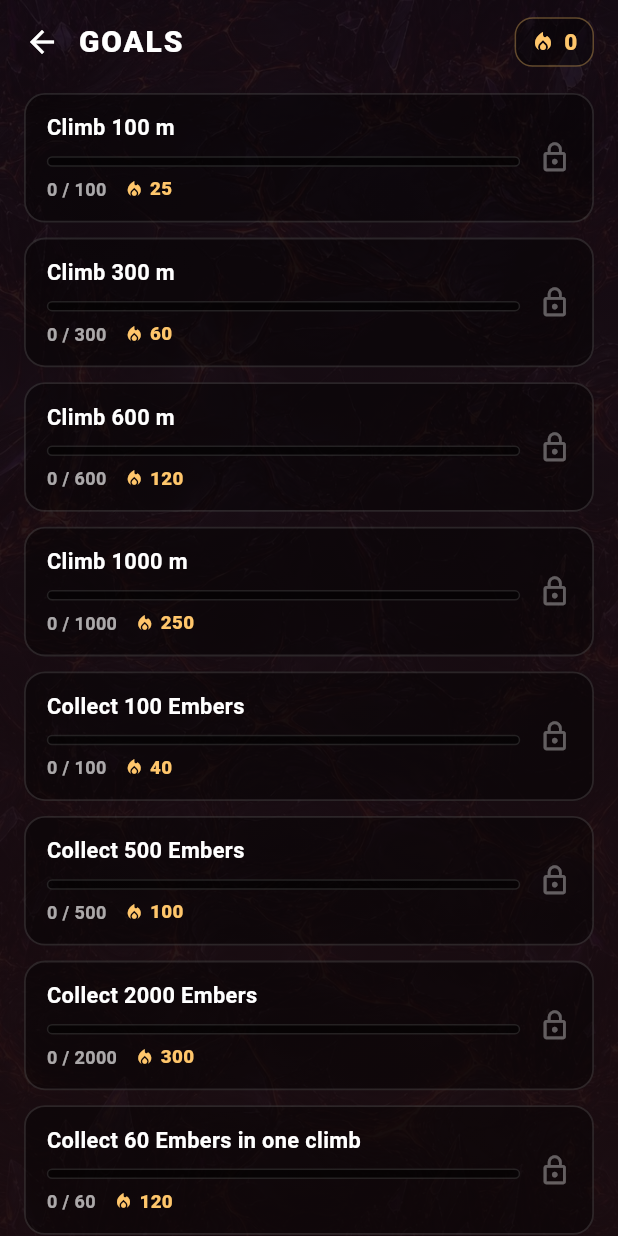
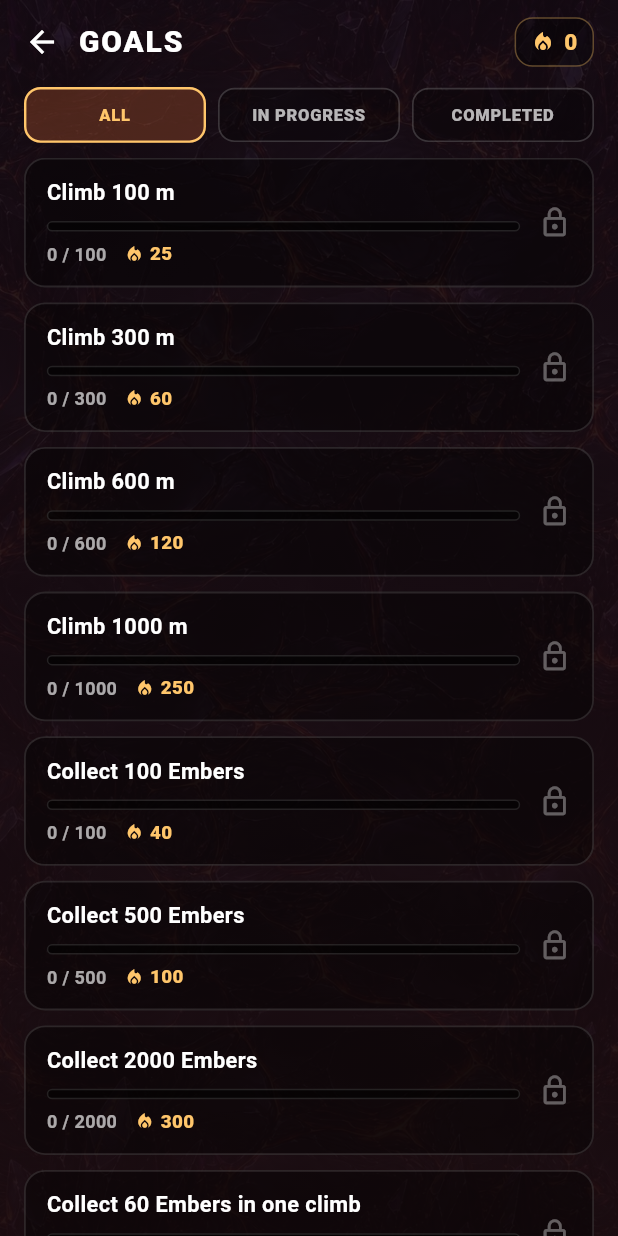
Before and after one commit to PashaKatsikov/PyrofallRidge, a Flutter app: the GoalsScreen screen opened directly, on a phone screen of 412 x 824 dp. Run offline on Flutter 3.47's test engine with Material 3 defaults, Android fonts, the phone set to English and light mode, and no system bars; our stand-ins replace audioplayers, image_picker, shared_preferences, webview_flutter; accounts and stored records are empty; statements that could not run were skipped.

Commit message:
Add All/In Progress/Completed filter to Goals screen, bump version to 1.0.3+4
Ten-plus goals in one flat list made it hard to spot what's actually
claimable; filtering by status lets the player jump straight to what
matters.

Co-authored-by: Cursor <cursoragent@cursor.com>

```diff
--- a/lib/screens/goals_screen.dart
+++ b/lib/screens/goals_screen.dart
@@ -10,11 +10,35 @@ import '../widgets/atlas_icon.dart';
 import '../widgets/menu_scaffold.dart';
 import '../widgets/progress_badges.dart';
 
+/// Which subset of [GoalCatalog.all] the player wants to see.
+enum _GoalFilter {
+  all('ALL'),
+  inProgress('IN PROGRESS'),
+  completed('COMPLETED');
+
+  const _GoalFilter(this.label);
+
+  final String label;
+
+  bool matches(bool claimed) => switch (this) {
+        _GoalFilter.all => true,
+        _GoalFilter.inProgress => !claimed,
+        _GoalFilter.completed => claimed,
+      };
+}
+
 /// The long-term objectives that give the climb a point beyond the score:
 /// each one tracks a statistic the game already records and pays out Embers
 /// once, when the player claims it.
-class GoalsScreen extends StatelessWidget {
+class GoalsScreen extends StatefulWidget {
   const GoalsScreen({super.key});
+
+  @override
+  State<GoalsScreen> createState() => _GoalsScreenState();
+}
+
+class _GoalsScreenState extends State<GoalsScreen> {
+  _GoalFilter _filter = _GoalFilter.all;
 
   @override
   Widget build(BuildContext context) {
@@ -25,12 +49,38 @@ class GoalsScreen extends StatelessWidget {
         animation: ProgressService.instance,
         builder: (context, _) {
           final ProgressService progress = ProgressService.instance;
-          return ListView.separated(
-            padding: const EdgeInsets.fromLTRB(16, 6, 16, 24),
-            itemCount: GoalCatalog.all.length,
+          final List<GoalDefinition> filtered = GoalCatalog.all
+              .where((goal) => _filter.matches(progress.isGoalClaimed(goal)))
+              .toList();
+          return Column(
+            children: [
+              Padding(
+                padding: const EdgeInsets.fromLTRB(16, 2, 16, 10),
+                child: Row(
+                  children: [
+                    for (int i = 0; i < _GoalFilter.values.length; i++) ...[
+                      if (i > 0) const SizedBox(width: 8),
+                      Expanded(
+                        child: _FilterChip(
+                          label: _GoalFilter.values[i].label,
+                          selected: _filter == _GoalFilter.values[i],
+                          onTap: () => setState(
+                              () => _filter = _GoalFilter.values[i]),
+                        ),
+                      ),
+                    ],
+                  ],
+                ),
+              ),
+              Expanded(
+                child: filtered.isEmpty
+                    ? _EmptyFilterHint(filter: _filter)
+                    : ListView.separated(
+                        padding: const EdgeInsets.fromLTRB(16, 0, 16, 24),
+                        itemCount: filtered.length,
                         separatorBuilder: (_, _) => const SizedBox(height: 10),
                         itemBuilder: (context, index) {
-              final GoalDefinition goal = GoalCatalog.all[index];
+                          final GoalDefinition goal = filtered[index];
                           return _GoalCard(
                             goal: goal,
                             current: progress.progressFor(goal),
@@ -49,8 +99,96 @@ class GoalsScreen extends StatelessWidget {
                             },
                           );
                         },
+                      ),
+              ),
+            ],
           );
         },
+      ),
+    );
+  }
+}
+
+/// One "ALL / IN PROGRESS / COMPLETED" pill. Matches the look of the choice
+/// chips on the Settings screen so filtering reads as the same kind of
+/// control everywhere in the game.
+class _FilterChip extends StatelessWidget {
+  const _FilterChip({
+    required this.label,
+    required this.selected,
+    required this.onTap,
+  });
+
+  final String label;
+  final bool selected;
+  final VoidCallback onTap;
+
+  @override
+  Widget build(BuildContext context) {
+    return Material(
+      color: selected
+          ? kAccentHot.withValues(alpha: 0.24)
+          : Colors.black.withValues(alpha: 0.3),
+      borderRadius: BorderRadius.circular(11),
+      child: InkWell(
+        onTap: () {
+          HapticService.instance.light();
+          AudioService.instance.play(Sfx.select);
+          onTap();
+        },
+        borderRadius: BorderRadius.circular(11),
+        child: Container(
+          padding: const EdgeInsets.symmetric(vertical: 9),
+          alignment: Alignment.center,
+          decoration: BoxDecoration(
+            borderRadius: BorderRadius.circular(11),
+            border: Border.all(
+              color:
+                  selected ? kAccent : Colors.white.withValues(alpha: 0.18),
+              width: selected ? 1.6 : 1.1,
+            ),
+          ),
+          child: Text(
+            label,
+            textAlign: TextAlign.center,
+            style: TextStyle(
+              color: selected ? kAccent : Colors.white70,
+              fontSize: 11,
+              fontWeight: FontWeight.w800,
+              letterSpacing: 0.5,
+            ),
+          ),
+        ),
+      ),
+    );
+  }
+}
+
+/// Shown instead of the list when the active filter matches nothing yet -
+/// e.g. "COMPLETED" before the player has claimed a single goal.
+class _EmptyFilterHint extends StatelessWidget {
+  const _EmptyFilterHint({required this.filter});
+
+  final _GoalFilter filter;
+
+  @override
+  Widget build(BuildContext context) {
+    final String message = switch (filter) {
+      _GoalFilter.completed => 'No goals claimed yet.',
+      _GoalFilter.inProgress => 'Every goal is already claimed!',
+      _GoalFilter.all => 'No goals yet.',
+    };
+    return Center(
+      child: Padding(
+        padding: const EdgeInsets.all(24),
+        child: Text(
+          message,
+          textAlign: TextAlign.center,
+          style: TextStyle(
+            color: Colors.white.withValues(alpha: 0.55),
+            fontSize: 13.5,
+          ),
+        ),
       ),
     );
   }
--- a/pubspec.yaml
+++ b/pubspec.yaml
@@ -16,7 +16,7 @@ publish_to: 'none' # Remove this line if you wish to publish to pub.dev
 # https://developer.apple.com/library/archive/documentation/General/Reference/InfoPlistKeyReference/Articles/CoreFoundationKeys.html
 # In Windows, build-name is used as the major, minor, and patch parts
 # of the product and file versions while build-number is used as the build suffix.
-version: 1.0.2+3
+version: 1.0.3+4
 
 environment:
   sdk: ^3.12.2
```
Also changed, not shown: 1 other file. Lines whose indentation alone changed are shown as unchanged.
